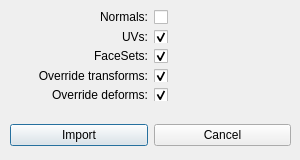
Before: the Qt Designer form Maya/UI/ExocortexAlembicAttach.ui in Exocortex/ExocortexCrate, drawn with Qt 5.
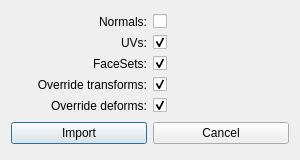
After: the same form once the commit is applied.

Commit message: Un-squished UI

What changed in the file:
```diff
--- a/Maya/UI/ExocortexAlembicAttach.ui
+++ b/Maya/UI/ExocortexAlembicAttach.ui
@@ -25,15 +25,8 @@
   <property name="windowTitle">
    <string>Alembic Import Settings</string>
   </property>
-  <widget class="QWidget" name="gridLayoutWidget">
-   <property name="geometry">
-    <rect>
-     <x>10</x>
-     <y>10</y>
-     <width>281</width>
-     <height>91</height>
-    </rect>
-   </property>
+  <layout class="QVBoxLayout" name="verticalLayout">
+   <item>
    <layout class="QGridLayout" name="gridLayout">
     <item row="0" column="0">
      <widget class="QLabel" name="label">
@@ -137,20 +130,9 @@
       </property>
      </widget>
     </item>
-
-   </layout>
-  </widget>
-
-  <widget class="QWidget" name="horizontalLayoutWidget">
-   <property name="geometry">
-    <rect>
-     <x>10</x>
-     <y>120</y>
-     <width>281</width>
-     <height>31</height>
-    </rect>
-   </property>
-
+    </layout>
+   </item>
+   <item>
    <layout class="QHBoxLayout" name="horizontalLayout">
     <item>
      <widget class="QPushButton" name="pushButton">
@@ -173,8 +155,8 @@
      </widget>
     </item>
    </layout>
-
-  </widget>
+   </item>
+  </layout>
  </widget>
  <resources/>
  <connections/>
```
Left out of the diff: 4 changed lines with no effect on the pictures. Lines whose indentation alone changed are shown as unchanged. The commit also changes 2 other files.
